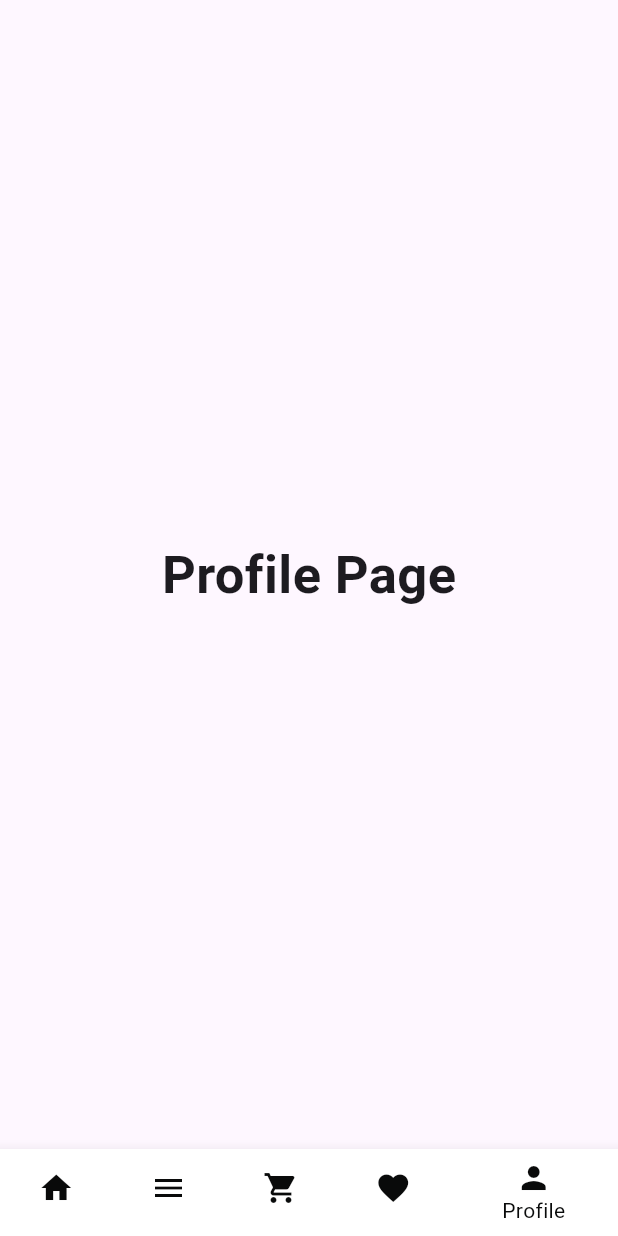
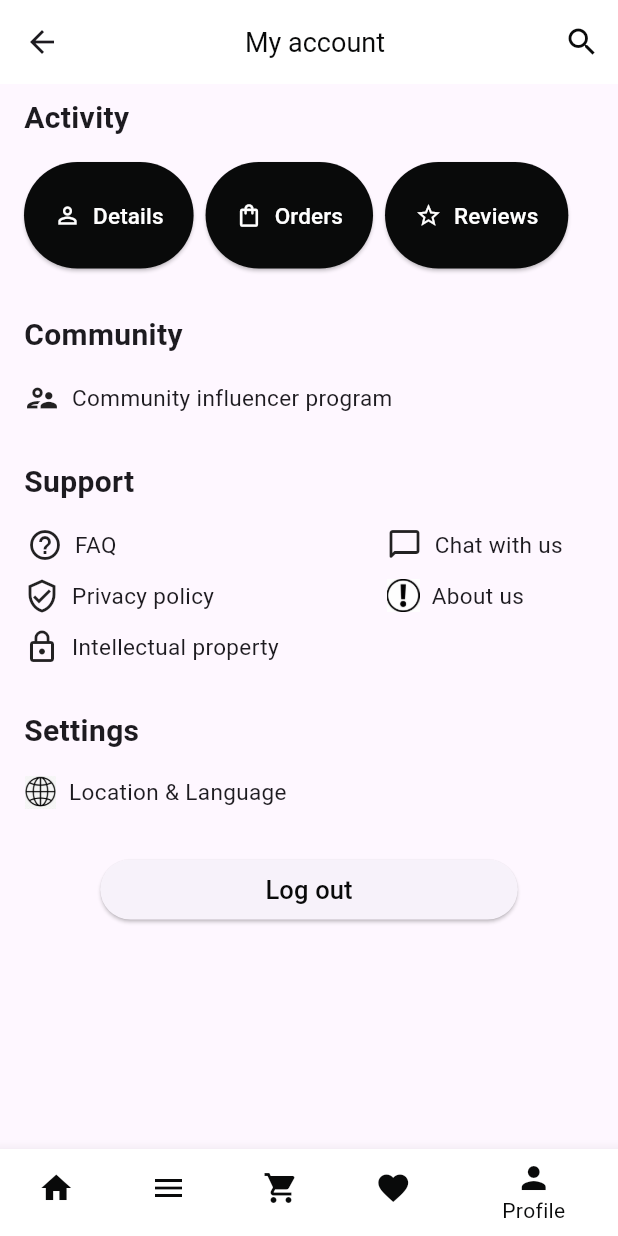
Before and after one commit to raji2004/sen331_project, a Flutter app: the BottomNavBar screen opened directly, item 5 of the bottom bar chosen, on a phone screen of 412 x 824 dp. Run offline on Flutter 3.47's test engine with Material 3 defaults, Android fonts, the phone set to English and light mode, and no system bars; our stand-ins replace pin_code_fields; Roboto replaces fonts that are missing (Satoshi).

Commit message:
favorite and profile page done

```diff
--- a/lib/pages/checkout_page.dart
+++ b/lib/pages/checkout_page.dart
@@ -26,7 +26,7 @@ class Checkout extends StatelessWidget {
           child: Column(
             crossAxisAlignment: CrossAxisAlignment.center,
             children: [
-              const Row(children: [Text('Payment', style: TextStyle(fontSize: 20),)]),
+              const Heading(text: 'Payment'),
               const SizedBox(height: 15.0),
               const Image(image: AssetImage('assets/img/mastercard.png')),
               const SizedBox(height: 10.0),
--- a/lib/pages/pages.dart
+++ b/lib/pages/pages.dart
@@ -6,3 +6,6 @@ export './dresses_page.dart';
 export './cart_page.dart';
 export './checkout_page.dart';
 export './payment_page.dart';
+export 'favorite_page.dart';
+export './profile_page.dart';
+export './details_page.dart';
--- /dev/null
+++ b/lib/pages/profile_page.dart
@@ -0,0 +1,113 @@
+import 'package:flutter/material.dart';
+import 'package:sen331_project/pages/details_page.dart';
+import '../utils/utils.dart';
+import '../widget/widget.dart';
+import './registration_page.dart';
+
+class Profile extends StatelessWidget {
+  const Profile({Key? key}) : super(key: key);
+  @override
+  Widget build(BuildContext context) {
+    return Scaffold(
+      appBar: AppBar(
+        title: const Center(child: MyText("My account")),
+        backgroundColor: Primary.white,
+        actions: [
+          IconButton(
+            icon: const Icon(Icons.search),
+            onPressed: () {},
+            color: Primary.black,
+          ),
+        ],
+      ),
+      body: Padding(
+        padding: const EdgeInsets.all(8.0),
+        child: SingleChildScrollView(
+          child: Column(
+            crossAxisAlignment: CrossAxisAlignment.center,
+            children: [
+              const Row(children: [SizedBox(width: 8),Heading(text:'Activity')]),
+              const SizedBox(height: 15,),
+              Row(
+                children: [
+                  const SizedBox(width: 8),
+                  ElevatedButton.icon(
+                      style: const ButtonStyle(
+                        backgroundColor: MaterialStatePropertyAll(Primary.black),
+                        padding: MaterialStatePropertyAll(EdgeInsets.symmetric(horizontal: 20, vertical: 25)),
+                      ),
+                      icon: const Icon(Icons.person_outline, color: Primary.white,),
+                      label: const Text('Details', style: TextStyle(color: Primary.white, fontSize: 15),),
+                      onPressed: () {
+                        Navigator.push(
+                          context,
+                          MaterialPageRoute(builder: (context) => const Details())
+                        );
+                      },
+                    ),
+                    const SizedBox(width: 8),
+                    ElevatedButton.icon(
+                      style: const ButtonStyle(
+                        backgroundColor: MaterialStatePropertyAll(Primary.black),
+                        padding: MaterialStatePropertyAll(EdgeInsets.symmetric(horizontal: 20, vertical: 25)),
+                      ),
+                      icon: const Icon(Icons.shopping_bag_outlined, color: Primary.white,),
+                      label: const Text('Orders', style: TextStyle(color: Primary.white, fontSize: 15),),
+                      onPressed: () {},
+                    ),
+                    const SizedBox(width: 8),
+                    ElevatedButton.icon(
+                      style: const ButtonStyle(
+                        backgroundColor: MaterialStatePropertyAll(Primary.black),
+                        padding: MaterialStatePropertyAll(EdgeInsets.symmetric(horizontal: 20, vertical: 25)),
+                      ),
+                      icon: const Icon(Icons.star_border, color: Primary.white,),
+                      label: const Text('Reviews', style: TextStyle(color: Primary.white, fontSize: 15),),
+                      onPressed: () {},
+                    ),
+                ],
+              ),
+              const SizedBox(height: 30,),
+              const Row(children: [SizedBox(width: 8),Heading(text:'Community',)]),
+              const SizedBox(height: 15,),
+              const Row(children: [SizedBox(width: 8),Icon(Icons.supervisor_account_outlined),Text('  Community influencer program', style: TextStyle(fontSize: 15),)]),
+              const SizedBox(height: 30,),
+              const Row(children: [SizedBox(width: 8),Heading(text:'Support',)]),
+              const SizedBox(height: 15,),
+              const Row(children: [
+                SizedBox(width: 10),Icon(Icons.help_outline),Text('  FAQ', style: TextStyle(fontSize: 15),),
+                SizedBox(width: 180),Icon(Icons.chat_bubble_outline_rounded),Text('  Chat with us', style: TextStyle(fontSize: 15),)
+              ]),
+              const SizedBox(height: 10,),
+              Row(children: [
+                const SizedBox(width: 8),const Icon(Icons.verified_user_outlined),const Text('  Privacy policy', style: TextStyle(fontSize: 15),),
+                const SizedBox(width: 115),Image.asset('assets/icons/about.png', width: 22,height: 22,),const Text('  About us', style: TextStyle(fontSize: 15),)
+              ]),
+              const SizedBox(height: 10,),
+              const Row(children: [
+                SizedBox(width: 8),Icon(Icons.lock_outline),Text('  Intellectual property', style: TextStyle(fontSize: 15),),
+              ]),
+              const SizedBox(height: 30,),
+              const Row(children: [SizedBox(width: 8),Heading(text:'Settings',)]),
+              const SizedBox(height: 15,),
+              Row(children: [const SizedBox(width: 8),Image.asset('assets/icons/globe.png', width: 22,height: 22,),const Text('  Location & Language', style: TextStyle(fontSize: 15),)]),
+  	          const SizedBox(height: 30,),
+              ElevatedButton(
+                style: const ButtonStyle(
+                  padding: MaterialStatePropertyAll(EdgeInsets.symmetric(horizontal: 110)),
+                ),
+                child: const Text('Log out', style: TextStyle(fontSize: 17, color: Primary.black),),
+                onPressed: (){
+                  Navigator.push(
+                    context,
+                    MaterialPageRoute(builder: (context) => const RegistrationPage()));
+                }
+              ),
+
+            ]
+          ),
+        ),
+      ),
+    );
+  }
+}
--- a/lib/widget/bottom_nav_bar.dart
+++ b/lib/widget/bottom_nav_bar.dart
@@ -14,10 +14,8 @@ class _BottomNavBarState extends State<BottomNavBar> {
     const Home(),
     Catalog(),
     const Cart(),
-    const Text('Favourite Page',
-        style: TextStyle(fontSize: 35, fontWeight: FontWeight.bold)),
-    const Text('Profile Page',
-        style: TextStyle(fontSize: 35, fontWeight: FontWeight.bold)),
+    const Favorite(),
+    const Profile(),
   ];
 
   void _onItemTap(int index) {
--- a/pubspec.yaml
+++ b/pubspec.yaml
@@ -43,3 +43,5 @@ flutter:
     - assets/img/mastercard.png
     - assets/img/paypal.png
     - assets/img/creditcard.png
+    - assets/icons/globe.png
+    - assets/icons/about.png
```
Also changed, not shown: lib/pages/details_page.dart (added, +55 -0 lines), lib/pages/favorite_page.dart (added, +89 -0 lines), assets/icons/about.png (added), assets/icons/globe.png (added), pubspec.lock.
